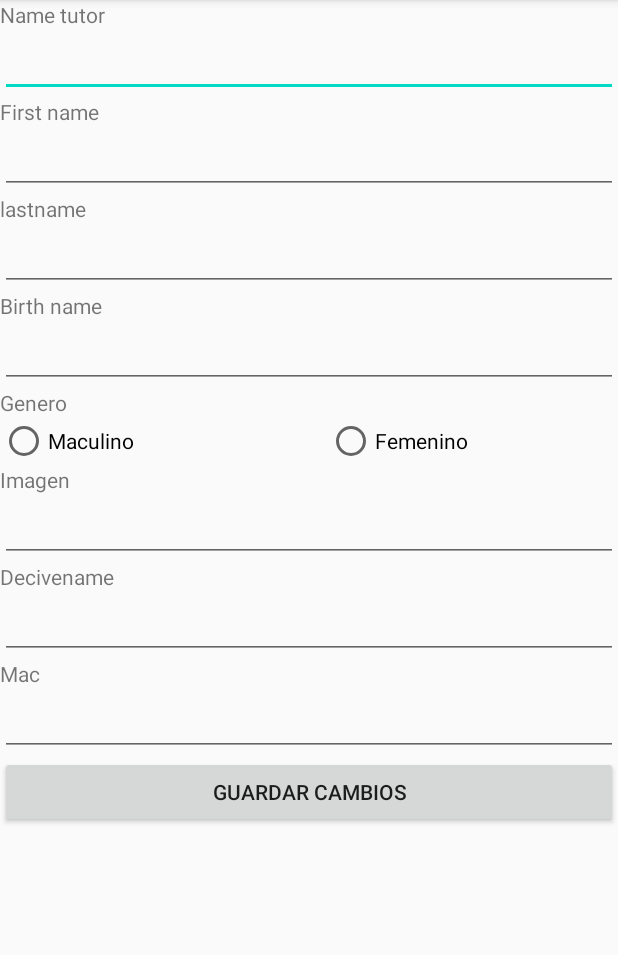
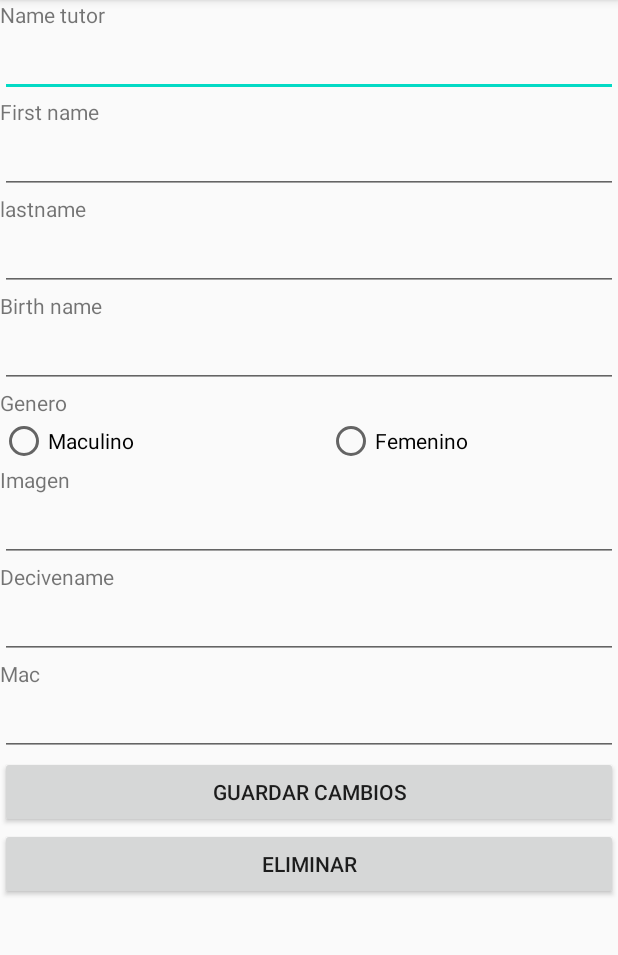
Before and after one commit to fmoreirag15/LoginFirebaseMail77, an Android app: the editarpaciente screen opened directly, with no data from a screen before it, on a phone screen of 412 x 824 dp, the part 84-1039 px from its top. Run offline under Robolectric (Android 15) with nearby library versions, the phone set to English and light mode, and no system bars; our stand-ins replace Firebase (no records; nobody signed in at launch, a user with empty details on screens opened directly); 9 statements that could not run were skipped.

```diff
--- a/app/src/main/java/com/example/loginfirebasemail77/editarpaciente.java
+++ b/app/src/main/java/com/example/loginfirebasemail77/editarpaciente.java
@@ -3,12 +3,23 @@ package com.example.loginfirebasemail77;
 import androidx.appcompat.app.AppCompatActivity;
 
 import android.os.Bundle;
+import android.view.View;
 import android.widget.EditText;
 import android.widget.TextView;
+
+import com.example.loginfirebasemail77.modelos.paciente;
+import com.google.firebase.FirebaseApp;
+import com.google.firebase.database.DatabaseReference;
+import com.google.firebase.database.FirebaseDatabase;
+
+import java.util.UUID;
 
 public class editarpaciente extends AppCompatActivity {
     EditText nameTutor,firstname,lastname,birthname,imagBase64,decivename,macadress;
     TextView gender;
+    String idpatient;
+    FirebaseDatabase firebaseDatabase;
+    DatabaseReference databaseReference;
     @Override
     protected void onCreate(Bundle savedInstanceState) {
         super.onCreate(savedInstanceState);
@@ -22,7 +33,7 @@ public class editarpaciente extends AppCompatActivity {
         decivename=findViewById(R.id.EditarrDecivename);
         macadress=findViewById(R.id.EditarrMac);
 
-        String idpatient=getIntent().getExtras().getString("idpatient");
+        idpatient=getIntent().getExtras().getString("idpatient");
         nameTutor.setText(getIntent().getExtras().getString("nameTutor"));
         firstname.setText(getIntent().getExtras().getString("firstname"));
         lastname.setText(getIntent().getExtras().getString("lastname"));
@@ -31,6 +42,32 @@ public class editarpaciente extends AppCompatActivity {
         imagBase64.setText(getIntent().getExtras().getString("imagBase64"));
         decivename.setText(getIntent().getExtras().getString("decivename"));
         macadress.setText(getIntent().getExtras().getString("macadress"));
+        inicializarFirebase();
+
+
+    }
+    private void inicializarFirebase() {
+        FirebaseApp.initializeApp(this);
+        firebaseDatabase= FirebaseDatabase.getInstance();
+        //firebaseDatabase.setPersistenceEnabled(true);
+        databaseReference=firebaseDatabase.getReference();
+    }
+    public void modificarPaciente(View view)
+    {
+        paciente p= new paciente();
+        p.setIdpatient(idpatient);
+        p.setNameTutor(nameTutor.getText().toString().trim());
+        p.setFirstname(firstname.getText().toString().trim());
+        p.setLastname(lastname.getText().toString().trim());
+        p.setBirthname(birthname.getText().toString().trim());
+        p.setGender(gender.getText().toString().trim());
+        p.setImagBase64(imagBase64.getText().toString().trim());
+        p.setDecivename(decivename.getText().toString().trim());
+        p.setMacadress(macadress.getText().toString().trim());
+
+
+        databaseReference.child("Paciente").child(p.getIdpatient()).setValue(p);
+
 
     }
 }
--- a/app/src/main/java/com/example/loginfirebasemail77/listapacientes.java
+++ b/app/src/main/java/com/example/loginfirebasemail77/listapacientes.java
@@ -88,7 +88,7 @@ public class listapacientes extends AppCompatActivity {
     }
 
     private void listapaciente() {
-        databaseReference.child("Paciente").orderByChild("firstname").equalTo("Name").addValueEventListener(new ValueEventListener() {
+        databaseReference.child("Paciente").addValueEventListener(new ValueEventListener() {
             @Override
             public void onDataChange(@NonNull DataSnapshot snapshot) {
                 list.clear();
--- a/app/src/main/res/layout/activity_editarpaciente.xml
+++ b/app/src/main/res/layout/activity_editarpaciente.xml
@@ -128,10 +128,16 @@
         android:text="" />
 
     <Button
-        android:id="@+id/button4"
+        android:id="@+id/bntModificar"
         android:layout_width="match_parent"
         android:layout_height="wrap_content"
-        android:text="Guardar cambios"
-    />
+        android:onClick="modificarPaciente"
+        android:text="Guardar cambios" />
+
+    <Button
+        android:id="@+id/button6"
+        android:layout_width="match_parent"
+        android:layout_height="wrap_content"
+        android:text="Eliminar" />
 
 </LinearLayout>
```
